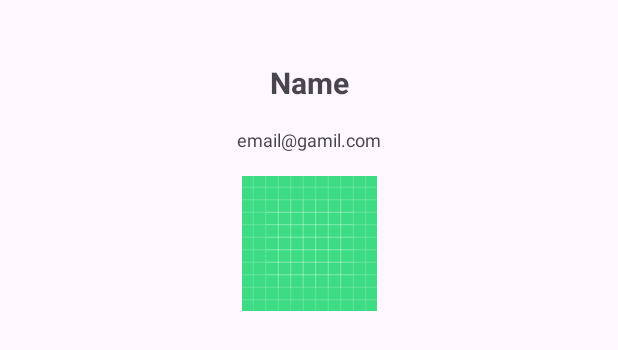
After one commit to DO-SOPT-ANDROID/minwoo-kim, an Android app: the layout item_follower.xml on its own in the app's theme, with its tools: preview values and no code run, on a phone screen of 412 x 824 dp. The commit adds this screen. Shown: the top 350 px of the screen. Run offline under Robolectric (Android 15) with nearby library versions, the phone set to English and light mode, and no system bars.

Commit message:
[FEAT/#11] Home 화면 Ui 구현

```diff
--- a/app/src/main/res/layout/fragment_home.xml
+++ b/app/src/main/res/layout/fragment_home.xml
@@ -6,5 +6,16 @@
     android:layout_height="match_parent"
     tools:context=".ui.home.HomeFragment">
 
-
+    <androidx.recyclerview.widget.RecyclerView
+        android:id="@+id/rv_home"
+        android:layout_width="match_parent"
+        android:layout_height="match_parent"
+        android:layout_margin="10dp"
+        app:layoutManager="androidx.recyclerview.widget.GridLayoutManager"
+        app:layout_constraintBottom_toBottomOf="parent"
+        app:layout_constraintEnd_toEndOf="parent"
+        app:layout_constraintStart_toStartOf="parent"
+        app:layout_constraintTop_toTopOf="parent"
+        app:spanCount="2"
+        tools:listitem="@layout/item_follower" />
 </androidx.constraintlayout.widget.ConstraintLayout>
--- /dev/null
+++ b/app/src/main/res/layout/item_follower.xml
@@ -0,0 +1,44 @@
+<?xml version="1.0" encoding="utf-8"?>
+<androidx.constraintlayout.widget.ConstraintLayout xmlns:android="http://schemas.android.com/apk/res/android"
+    xmlns:app="http://schemas.android.com/apk/res-auto"
+    xmlns:tools="http://schemas.android.com/tools"
+    android:layout_width="match_parent"
+    android:layout_height="wrap_content"
+    android:layout_margin="10dp"
+    android:padding="15dp">
+
+    <TextView
+        android:id="@+id/tv_follower_name"
+        android:layout_width="wrap_content"
+        android:layout_height="wrap_content"
+        android:layout_marginTop="16dp"
+        android:textSize="20sp"
+        android:textStyle="bold"
+        app:layout_constraintEnd_toEndOf="parent"
+        app:layout_constraintStart_toStartOf="parent"
+        app:layout_constraintTop_toTopOf="parent"
+        tools:text="Name" />
+
+    <TextView
+        android:id="@+id/tv_follower_email"
+        android:layout_width="wrap_content"
+        android:layout_height="0dp"
+        android:layout_marginTop="16dp"
+        android:textSize="12sp"
+        app:layout_constraintEnd_toEndOf="parent"
+        app:layout_constraintStart_toStartOf="parent"
+        app:layout_constraintTop_toBottomOf="@id/tv_follower_name"
+        tools:text="email@gamil.com" />
+
+    <ImageView
+        android:id="@+id/iv_follower"
+        android:layout_width="90dp"
+        android:layout_height="0dp"
+        android:layout_marginTop="16dp"
+        android:scaleType="centerCrop"
+        app:layout_constraintDimensionRatio="1"
+        app:layout_constraintEnd_toEndOf="parent"
+        app:layout_constraintStart_toStartOf="parent"
+        app:layout_constraintTop_toBottomOf="@id/tv_follower_email"
+        tools:srcCompat="@drawable/ic_launcher_background" />
+</androidx.constraintlayout.widget.ConstraintLayout>
```
